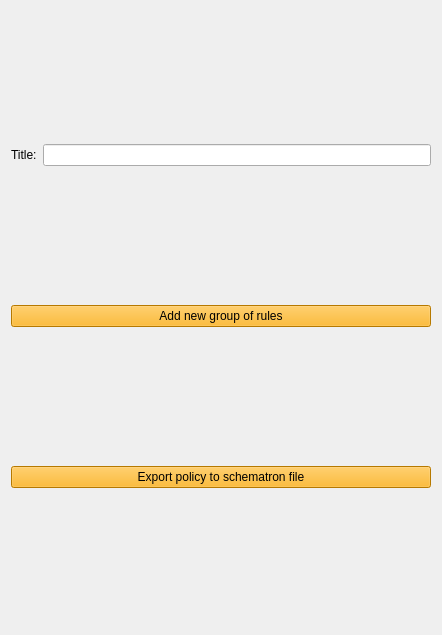
The window that Source/GUI/Qt/policymenu.ui (MediaArea/MediaConch_SourceCode) describes before a commit, drawn with Qt 5.
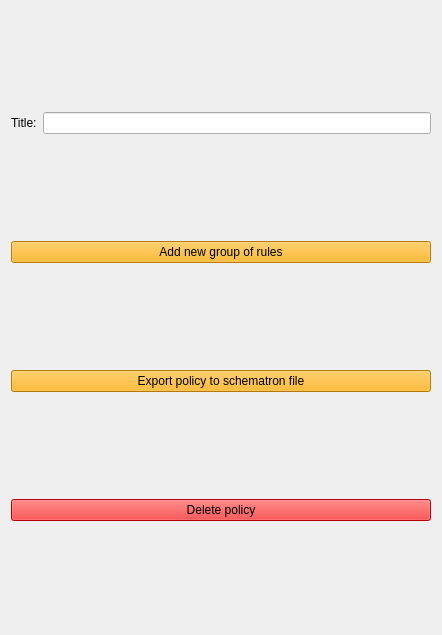
The same window after the commit.

Commit message: Policies: add button to delete a policy

Diff of the .ui file:
```diff
--- a/Source/GUI/Qt/policymenu.ui
+++ b/Source/GUI/Qt/policymenu.ui
@@ -56,6 +56,21 @@
      </property>
     </widget>
    </item>
+   <item row="3" column="0" colspan="2">
+    <widget class="QPushButton" name="deletePolicy">
+     <property name="focusPolicy">
+      <enum>Qt::NoFocus</enum>
+     </property>
+     <property name="styleSheet">
+      <string notr="true">background-color: rgb(255, 0, 0);
+selection-background-color: rgb(255, 0, 0);
+</string>
+     </property>
+     <property name="text">
+      <string>Delete policy</string>
+     </property>
+    </widget>
+   </item>
   </layout>
  </widget>
  <resources/>
```
The commit also changes 4 other files.
